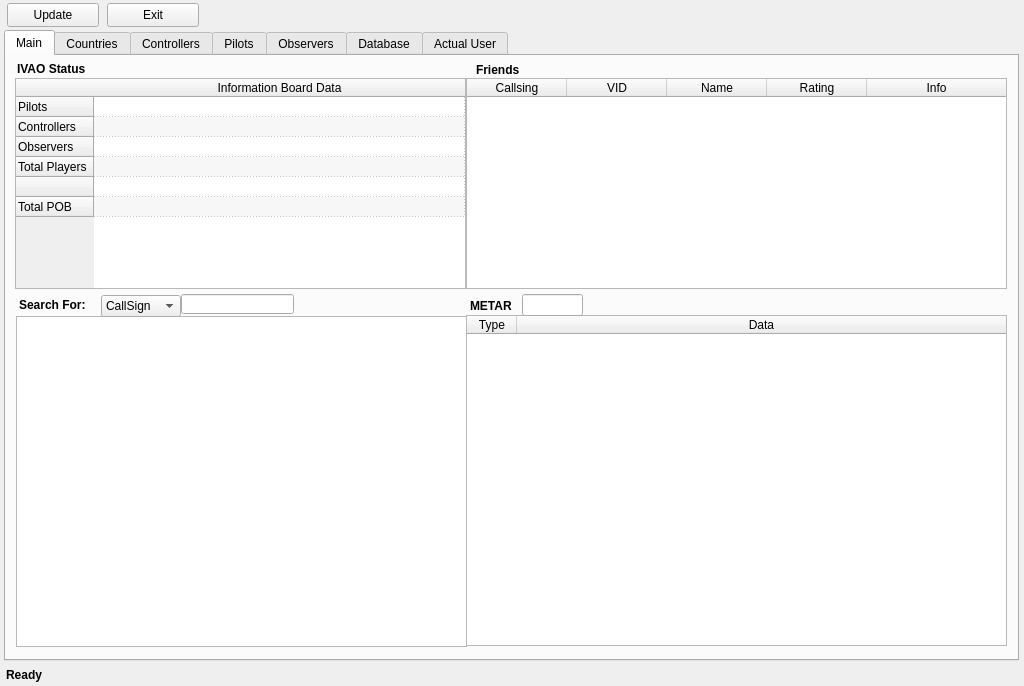
emper0r/IVAO-status, file QtUI/MainWindow_UI.ui: the form before one commit.
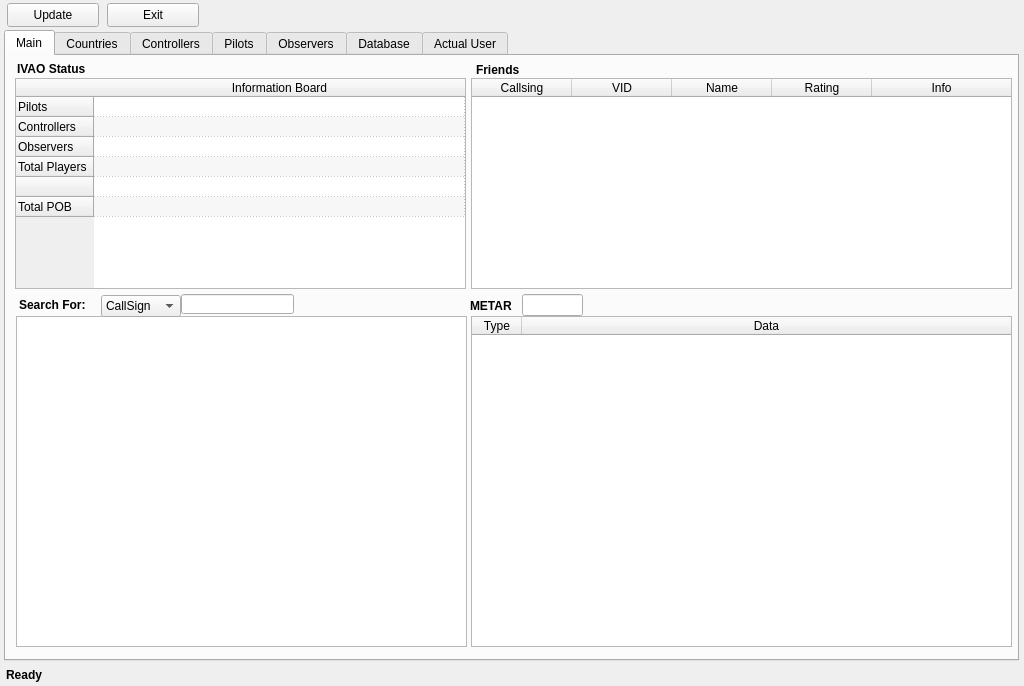
The form after the commit.

The edit to the form file:
```diff
--- a/QtUI/MainWindow_UI.ui
+++ b/QtUI/MainWindow_UI.ui
@@ -155,7 +155,7 @@
       </row>
       <column>
        <property name="text">
-        <string>Information Board Data</string>
+        <string>Information Board</string>
        </property>
       </column>
      </widget>
@@ -184,7 +184,7 @@
      <widget class="QTableWidget" name="FriendstableWidget">
       <property name="geometry">
        <rect>
-        <x>460</x>
+        <x>465</x>
         <y>22</y>
         <width>541</width>
         <height>211</height>
@@ -333,8 +333,8 @@
      <widget class="QTableWidget" name="METARtableWidget">
       <property name="geometry">
        <rect>
-        <x>460</x>
-        <y>259</y>
+        <x>465</x>
+        <y>260</y>
         <width>541</width>
         <height>331</height>
        </rect>
```
